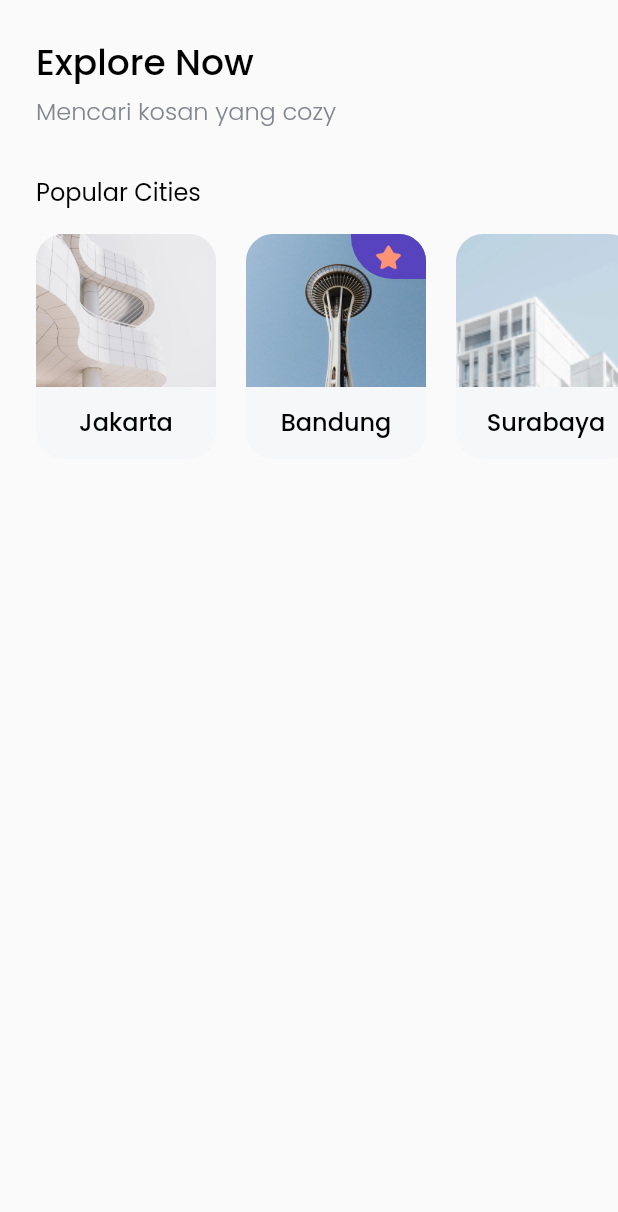
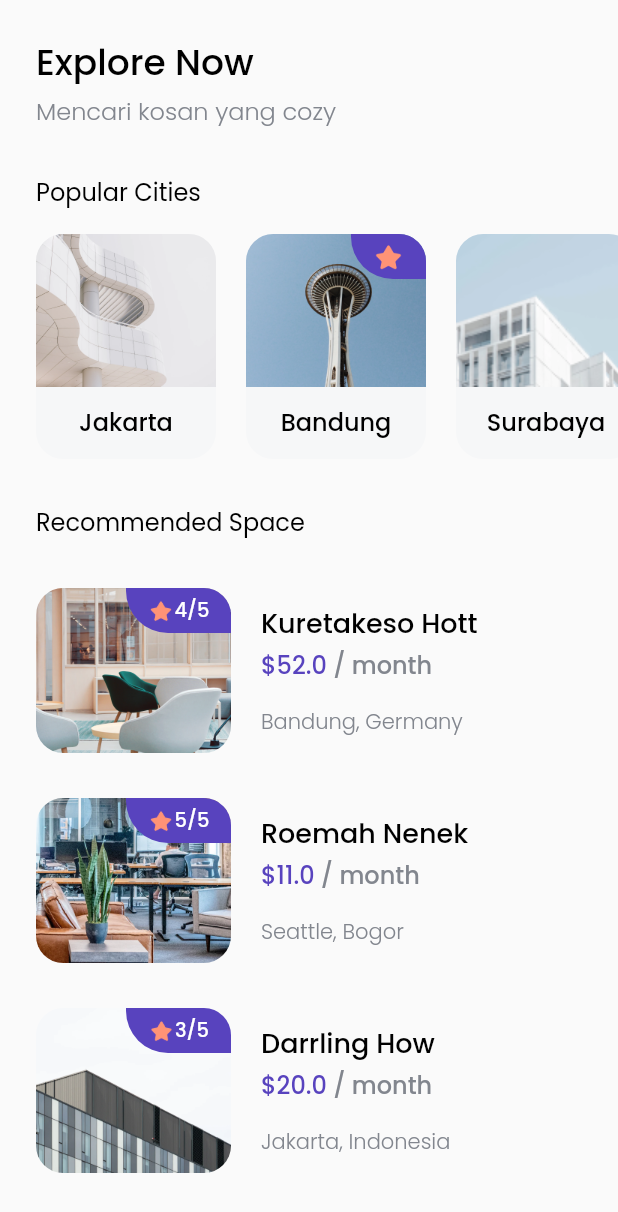
Before and after one commit to fanicahyo7/bwa_cozy, a Flutter app: the HomePage screen opened directly, on a phone screen of 412 x 824 dp. Shown: the top 1212 px of the screen. Run offline on Flutter 3.47's test engine with Material 2 defaults, Android fonts, the phone set to English and light mode, and no system bars; our stand-ins replace google_fonts.

Commit message:
recommended space

```diff
--- /dev/null
+++ b/lib/models/space.dart
@@ -0,0 +1,18 @@
+class Space {
+  int id;
+  String name;
+  double price;
+  int rating;
+  String city;
+  String country;
+  String imageUrl;
+
+  Space(
+      {this.id,
+      this.name,
+      this.price,
+      this.rating,
+      this.city,
+      this.country,
+      this.imageUrl});
+}
--- a/lib/pages/home_page.dart
+++ b/lib/pages/home_page.dart
@@ -1,6 +1,8 @@
 import 'package:bwa_cozy/models/city.dart';
+import 'package:bwa_cozy/models/space.dart';
 import 'package:bwa_cozy/theme.dart';
 import 'package:bwa_cozy/widgets/city_card.dart';
+import 'package:bwa_cozy/widgets/space_card.dart';
 import 'package:flutter/material.dart';
 
 class HomePage extends StatelessWidget {
@@ -41,6 +43,7 @@ class HomePage extends StatelessWidget {
               style: TextStyle(color: blackColor, fontSize: 16),
             ),
           ),
+          // NOTE : POPULAR
           Container(
             height: 150,
             child: ListView(
@@ -82,6 +85,58 @@ class HomePage extends StatelessWidget {
                 ),
               ],
             ),
+          ),
+          SizedBox(
+            height: 30,
+          ),
+          // NOTED : RECOMMENDED SPACE
+          Container(
+            padding: EdgeInsets.only(left: jarak),
+            margin: EdgeInsets.only(bottom: 16),
+            child: Text(
+              'Recommended Space',
+              style: TextStyle(color: blackColor, fontSize: 16),
+            ),
+          ),
+          SizedBox(
+            height: 16,
+          ),
+          Padding(
+            padding: EdgeInsets.symmetric(horizontal: jarak),
+            child: Column(
+              children: [
+                SpaceCard(Space(
+                    id: 1,
+                    name: 'Kuretakeso Hott',
+                    rating: 4,
+                    price: 52,
+                    city: 'Bandung',
+                    country: 'Germany',
+                    imageUrl: 'assets/reko1.png')),
+                SizedBox(
+                  height: 30,
+                ),
+                SpaceCard(Space(
+                    id: 1,
+                    name: 'Roemah Nenek',
+                    rating: 5,
+                    price: 11,
+                    city: 'Seattle',
+                    country: 'Bogor',
+                    imageUrl: 'assets/reko2.png')),
+                SizedBox(
+                  height: 30,
+                ),
+                SpaceCard(Space(
+                    id: 1,
+                    name: 'Darrling How',
+                    rating: 3,
+                    price: 20,
+                    city: 'Jakarta',
+                    country: 'Indonesia',
+                    imageUrl: 'assets/reko3.png'))
+              ],
+            ),
           )
         ],
       )),
--- /dev/null
+++ b/lib/widgets/space_card.dart
@@ -0,0 +1,96 @@
+import 'package:bwa_cozy/models/space.dart';
+import 'package:flutter/material.dart';
+
+import '../theme.dart';
+
+class SpaceCard extends StatelessWidget {
+  final Space space;
+
+  const SpaceCard(this.space);
+  @override
+  Widget build(BuildContext context) {
+    return Row(
+      children: [
+        ClipRRect(
+          borderRadius: BorderRadius.circular(18),
+          child: Container(
+            width: 130,
+            height: 110,
+            child: Stack(
+              children: [
+                Container(
+                  child: Image.asset(
+                    space.imageUrl,
+                  ),
+                ),
+                Align(
+                  alignment: Alignment.topRight,
+                  child: Container(
+                    width: 70,
+                    height: 30,
+                    decoration: BoxDecoration(
+                      color: purpleColor,
+                      borderRadius:
+                          BorderRadius.only(bottomLeft: Radius.circular(28)),
+                    ),
+                    child: Center(
+                      child: Row(
+                        mainAxisAlignment: MainAxisAlignment.center,
+                        children: [
+                          Image.asset(
+                            'assets/Icon_star_solid.png',
+                            width: 18,
+                            height: 18,
+                          ),
+                          SizedBox(
+                            height: 2,
+                          ),
+                          Text(
+                            '${space.rating}/5',
+                            style: poppinsMedium.copyWith(
+                                color: whiteColor, fontSize: 13),
+                          )
+                        ],
+                      ),
+                    ),
+                  ),
+                )
+              ],
+            ),
+          ),
+        ),
+        SizedBox(
+          width: 20,
+        ),
+        Column(
+          crossAxisAlignment: CrossAxisAlignment.start,
+          children: [
+            Text(
+              space.name,
+              style: poppinsMedium.copyWith(color: blackColor, fontSize: 18),
+            ),
+            SizedBox(
+              height: 2,
+            ),
+            Text.rich(TextSpan(
+                text: '\$${space.price}',
+                style: poppinsMedium.copyWith(color: purpleColor, fontSize: 16),
+                children: [
+                  TextSpan(
+                      text: ' / month',
+                      style: poppinsMedium.copyWith(
+                          color: greyColor, fontSize: 16))
+                ])),
+            SizedBox(
+              height: 16,
+            ),
+            Text(
+              '${space.city}, ${space.country}',
+              style: poppinsLight.copyWith(color: greyColor, fontSize: 14),
+            )
+          ],
+        )
+      ],
+    );
+  }
+}
```
